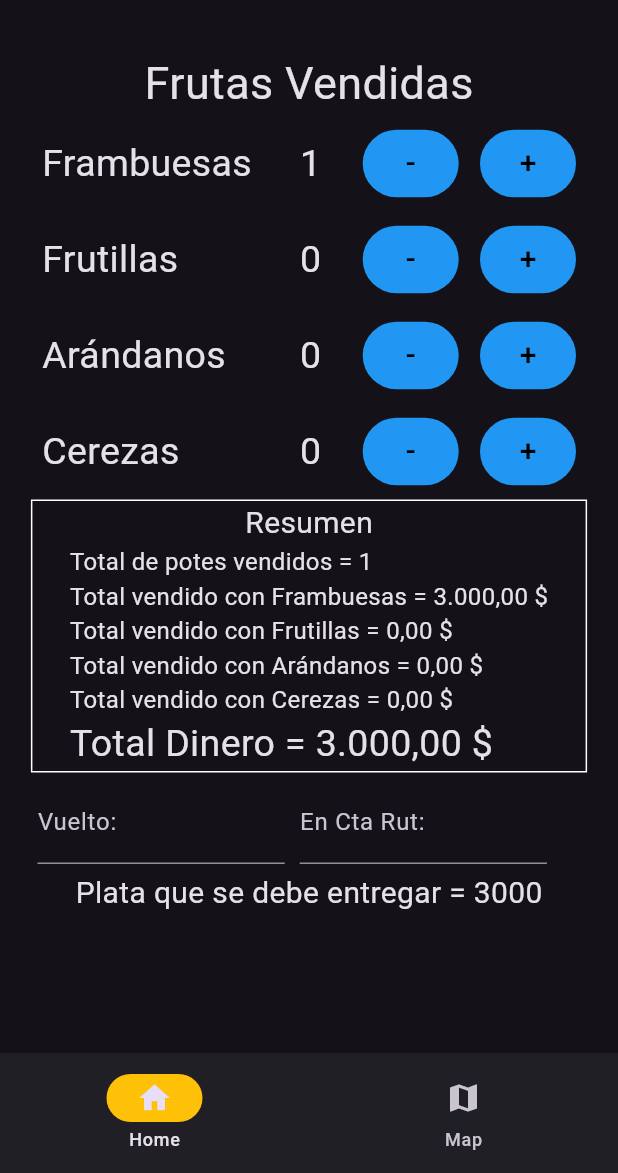
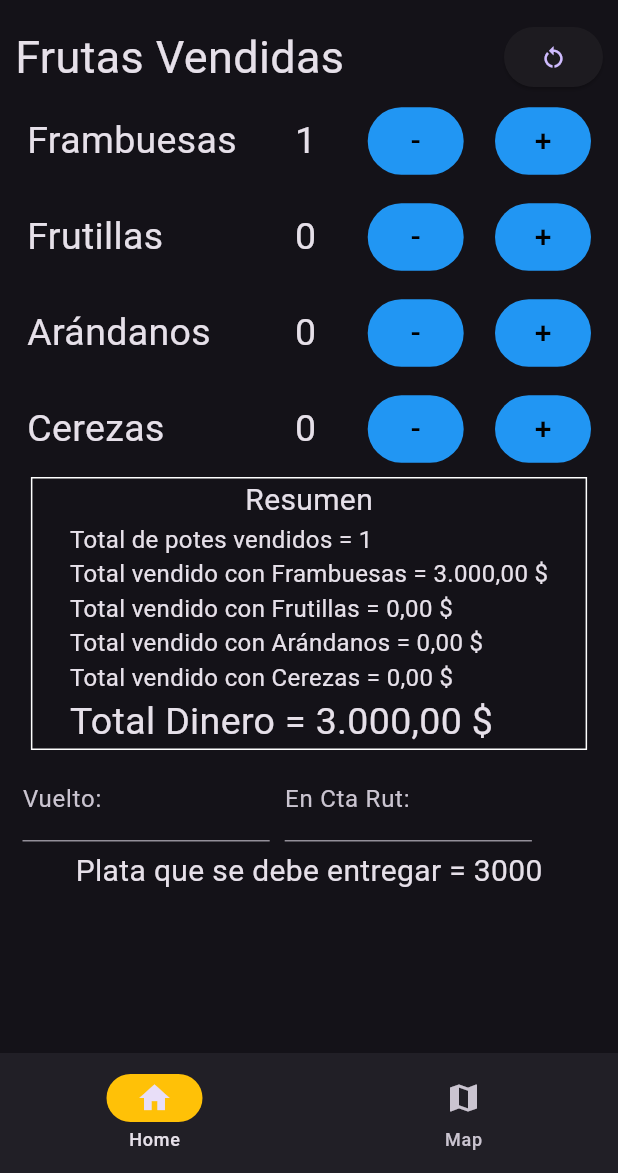
Before and after one commit to Benja3o3/FruitSalesApp, a Flutter app: the screen it shows after launch, after a tap on an icon or button, on a phone screen of 412 x 824 dp, the part 63-1236 px from its top. Run offline on Flutter 3.47's test engine with Material 3 defaults, Android fonts, the phone set to English and light mode, and no system bars; our stand-ins replace flutter_map, latlong2, location, shared_preferences.

Commit message:
Arreglando cosas y mapa funcionando

```diff
--- a/lib/homeScreen.dart
+++ b/lib/homeScreen.dart
@@ -1,6 +1,8 @@
 import 'package:flutter/material.dart';
 import 'package:fruit_sales_app/mapScreen.dart';
 import 'package:fruit_sales_app/sellsScreen.dart';
+import 'package:latlong2/latlong.dart';
+import 'package:location/location.dart';
 
 class HomeScreen extends StatefulWidget {
   const HomeScreen({Key? key}) : super(key: key);
@@ -29,7 +31,7 @@ class _HomeScreenState extends State<HomeScreen> {
         ],
       ),
       appBar: AppBar(
-        title: const Text("Ventas"),
+        title: Text("Ventas"),
       ),
       body: IndexedStack(
         index: currentPageIndex,
--- a/lib/mapScreen.dart
+++ b/lib/mapScreen.dart
@@ -13,13 +13,16 @@ class MapScreen extends StatefulWidget {
 class _MapScreenState extends State<MapScreen> {
   LatLng? currentPosition;
   Location location = Location();
+  late MapController mapController;
 
   @override
   void initState() {
     super.initState();
+    mapController = MapController();
     location.onLocationChanged.listen((LocationData xd) {
       setState(() {
         currentPosition = LatLng(xd.latitude!, xd.longitude!);
+        print("LISTENER MAP");
       });
     });
     getCurrentPosition();
@@ -71,13 +74,20 @@ class _MapScreenState extends State<MapScreen> {
     return Center(
       child: currentPosition == null
           ? CircularProgressIndicator()
-          : FlutterMap(
-              options:
-                  MapOptions(initialCenter: currentPosition!, initialZoom: 17),
+          : Column(
+              children: [
+                Container(
+                  height: MediaQuery.of(context).size.height * 0.6,
+                  child: FlutterMap(
+                    mapController: mapController,
+                    options: MapOptions(
+                        initialCenter: currentPosition!, initialZoom: 17),
                     children: [
                       TileLayer(
-                  urlTemplate: 'https://tile.openstreetmap.org/{z}/{x}/{y}.png',
-                  userAgentPackageName: 'dev.fleaflet.flutter_map.example',
+                        urlTemplate:
+                            'https://tile.openstreetmap.org/{z}/{x}/{y}.png',
+                        userAgentPackageName:
+                            'dev.fleaflet.flutter_map.example',
                       ),
                       MarkerLayer(markers: [
                         Marker(
@@ -92,6 +102,15 @@ class _MapScreenState extends State<MapScreen> {
                       ]),
                     ],
                   ),
+                ),
+                ElevatedButton(
+                    onPressed: () {
+                      if (currentPosition != null)
+                        mapController.move(currentPosition!, 17);
+                    },
+                    child: Text("Centrar Mapa"))
+              ],
+            ),
     );
   }
 }
--- a/lib/sellsScreen.dart
+++ b/lib/sellsScreen.dart
@@ -120,14 +120,22 @@ class _SellsScreenState extends State<SellsScreen> {
   @override
   Widget build(BuildContext context) {
     return Container(
-      margin: const EdgeInsets.all(20),
+      margin: EdgeInsets.only(left: 10, right: 10, bottom: 10),
       child: Column(
         children: [
           Column(
             children: [
-              const Text(
-                "Frutas Vendidas",
-                style: TextStyle(fontSize: 30),
+              Row(
+                mainAxisAlignment: MainAxisAlignment.spaceBetween,
+                children: [
+                  const Text(
+                    "Frutas Vendidas",
+                    style: TextStyle(fontSize: 30),
+                  ),
+                  ElevatedButton(
+                      onPressed: () => _showPopup(context),
+                      child: Icon(Icons.restart_alt)),
+                ],
               ),
               for (int i = 0; i < fruits.length; i++)
                 FruitCard(
```
Lines whose indentation alone changed are shown as unchanged.
